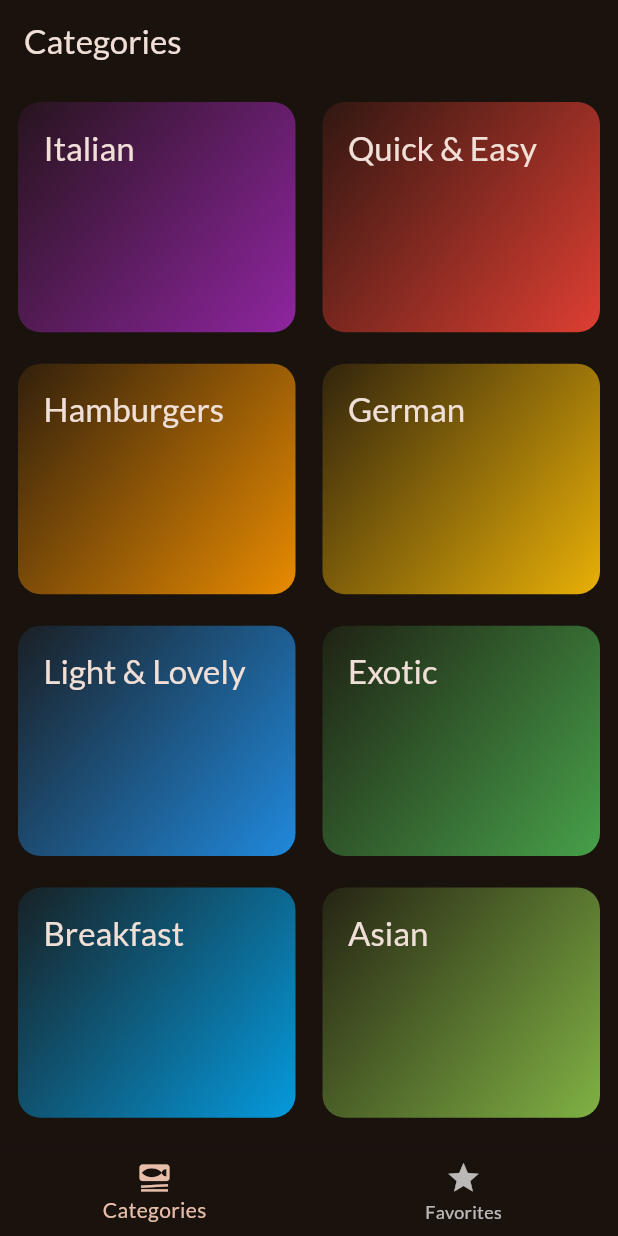
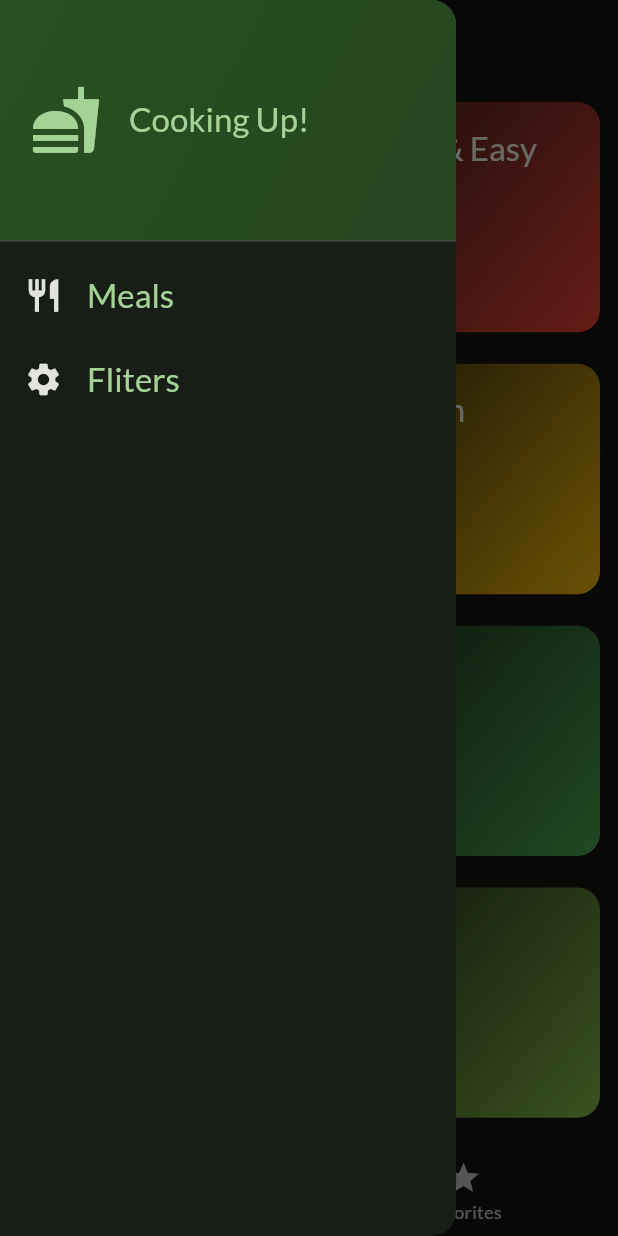
Before and after one commit to yadavXraju/Meals, a Flutter app: the screen it shows after launch, with the side drawer open (before the commit the screen has no drawer), on a phone screen of 412 x 824 dp. Run offline on Flutter 3.47's test engine with Material 3 defaults, Android fonts, the phone set to English and light mode, and no system bars; our stand-ins replace flutter_riverpod, google_fonts, transparent_image.

Commit message:
comiit sixth

```diff
--- a/meals/lib/main.dart
+++ b/meals/lib/main.dart
@@ -1,18 +1,22 @@
 import 'package:flutter/material.dart';
 import 'package:google_fonts/google_fonts.dart';
-
+import 'package:flutter_riverpod/flutter_riverpod.dart';
 import 'package:meals/screens/tabs.dart';
 
 final theme = ThemeData(
   colorScheme: ColorScheme.fromSeed(
     brightness: Brightness.dark,
-    seedColor: Color.fromARGB(255, 131, 57, 0),
+    seedColor: Color.fromARGB(255, 10, 244, 30),
   ),
   textTheme: GoogleFonts.latoTextTheme(),
 );
 
 void main() {
-  runApp(const App());
+  runApp(
+    const ProviderScope(
+      child: App(),
+    ),
+  );
 }
 
 class App extends StatelessWidget {
@@ -21,6 +25,7 @@ class App extends StatelessWidget {
   @override
   Widget build(BuildContext context) {
     return MaterialApp(
+      debugShowCheckedModeBanner: false,
       theme: theme,
       home: const TabsScreen(),
     );
--- /dev/null
+++ b/meals/lib/providers/meals_provider.dart
@@ -0,0 +1,6 @@
+import 'package:flutter_riverpod/flutter_riverpod.dart';
+import 'package:meals/data/dummy_data.dart';
+
+final mealsProvider = Provider((ref) {
+  return dummyMeals;
+});
--- a/meals/lib/screens/categories.dart
+++ b/meals/lib/screens/categories.dart
@@ -1,21 +1,31 @@
 import 'package:flutter/material.dart';
 import 'package:meals/data/dummy_data.dart';
+import 'package:meals/models/meal.dart';
 import 'package:meals/screens/meals.dart';
 import 'package:meals/widgets/category_grid_item.dart';
 import 'package:meals/models/category.dart';
 
 class CategoriesScreen extends StatelessWidget {
-  const CategoriesScreen({super.key});
+  const CategoriesScreen(
+      {super.key,
+      required this.onToggleFavorite,
+      required this.availableMeals});
+
+  final void Function(Meal meal) onToggleFavorite;
+  final List<Meal> availableMeals;
 
   void _selectCategory(context, Category category) {
-    final filteredMeals = dummyMeals
+    final filteredMeals = availableMeals
         .where((meal) => meal.categories.contains(category.id))
         .toList();
 
     Navigator.of(context).push(
       MaterialPageRoute(
-        builder: (ctx) =>
-            MealsScreen(title: category.title, meals: filteredMeals),
+        builder: (ctx) => MealsScreen(
+          title: category.title,
+          meals: filteredMeals,
+          onToggleFavorite: onToggleFavorite,
+        ),
       ),
     );
   }
--- a/meals/lib/screens/tabs.dart
+++ b/meals/lib/screens/tabs.dart
@@ -1,19 +1,58 @@
 import 'package:flutter/material.dart';
+import 'package:flutter_riverpod/flutter_riverpod.dart';
 import 'package:meals/models/meal.dart';
+import 'package:meals/providers/meals_provider.dart';
+import 'package:meals/screens/filters.dart';
 
 import 'package:meals/screens/meals.dart';
 import 'package:meals/screens/categories.dart';
+import 'package:meals/widgets/main_drawer.dart';
+import 'package:flutter_riverpod/flutter_riverpod.dart';
+import 'package:meals/providers/favorites_providers.dart';
 
-class TabsScreen extends StatefulWidget {
+const kInitailFilters = {
+  Filter.glutenFree: false,
+  Filter.lactoseFree: false,
+  Filter.vegetarian: false,
+  Filter.vegan: false
+};
+
+class TabsScreen extends ConsumerStatefulWidget {
   const TabsScreen({super.key});
   @override
-  State<StatefulWidget> createState() {
+  ConsumerState<TabsScreen> createState() {
     return _TabsScreenState();
   }
 }
 
-class _TabsScreenState extends State<TabsScreen> {
+class _TabsScreenState extends ConsumerState<TabsScreen> {
   final List<Meal> _favoriteMeals = [];
+
+  Map<Filter, bool> _selectedFilters = kInitailFilters;
+
+  void _showInfoMeassge(String message) {
+    ScaffoldMessenger.of(context).clearSnackBars();
+    ScaffoldMessenger.of(context).showSnackBar(
+      SnackBar(
+        content: Text(message),
+      ),
+    );
+  }
+
+  void _toggleMealFavoriteStatus(Meal meal) {
+    final isExisting = _favoriteMeals.contains(meal);
+    if (isExisting) {
+      setState(() {
+        _favoriteMeals.remove(meal);
+      });
+      _showInfoMeassge('Meal is no longer a favorite.');
+    } else {
+      setState(() {
+        _favoriteMeals.add(meal);
+        _showInfoMeassge('Marked as a favorite!');
+      });
+    }
+  }
 
   int _selectedPageIndex = 0;
 
@@ -23,13 +62,55 @@ class _TabsScreenState extends State<TabsScreen> {
     });
   }
 
+  void _setScreen(String identifier) async {
+    Navigator.of(context).pop();
+    if (identifier == 'filters') {
+      final result = await Navigator.of(context).push<Map<Filter, bool>>(
+        MaterialPageRoute(
+          builder: (ctx) => FilterScreen(
+            currentFilters: _selectedFilters,
+          ),
+        ),
+      );
+
+      setState(() {
+        _selectedFilters = result ?? kInitailFilters;
+      });
+      print(result);
+    }
+  }
+
   @override
   Widget build(BuildContext context) {
-    Widget activePage = const CategoriesScreen();
+    final meals = ref.watch(mealsProvider);
+    final availableMeals = meals.where((meal) {
+      if (_selectedFilters[Filter.glutenFree]! && !meal.isGlutenFree) {
+        return false;
+      }
+      if (_selectedFilters[Filter.lactoseFree]! && !meal.isLactoseFree) {
+        return false;
+      }
+      if (_selectedFilters[Filter.vegan]! && !meal.isVegan) {
+        return false;
+      }
+      if (_selectedFilters[Filter.vegetarian]! && !meal.isVegetarian) {
+        return false;
+      }
+      return true;
+    }).toList();
+
+    Widget activePage = CategoriesScreen(
+      onToggleFavorite: _toggleMealFavoriteStatus,
+      availableMeals: availableMeals,
+    );
     var activePageTitle = 'Categories';
 
     if (_selectedPageIndex == 1) {
-      activePage = MealsScreen(meals: []);
+      final favoriteMeals = ref.watch(favoriteMealsProvider);
+      activePage = MealsScreen(
+        meals: favoriteMeals,
+        onToggleFavorite: _toggleMealFavoriteStatus,
+      );
 
       activePageTitle = 'Your Favorites';
     }
@@ -37,6 +118,9 @@ class _TabsScreenState extends State<TabsScreen> {
     return Scaffold(
       appBar: AppBar(
         title: Text(activePageTitle),
+      ),
+      drawer: MainDrawer(
+        onSelectedScreen: _setScreen,
       ),
       body: activePage,
       bottomNavigationBar: BottomNavigationBar(
--- /dev/null
+++ b/meals/lib/widgets/main_drawer.dart
@@ -0,0 +1,76 @@
+import 'package:flutter/material.dart';
+
+class MainDrawer extends StatelessWidget {
+  const MainDrawer({super.key, required this.onSelectedScreen});
+
+  final void Function(String identifiers) onSelectedScreen;
+
+  @override
+  Widget build(BuildContext context) {
+    return Drawer(
+      child: Column(
+        children: [
+          DrawerHeader(
+            padding: const EdgeInsets.all(20),
+            decoration: BoxDecoration(
+              gradient: LinearGradient(colors: [
+                Theme.of(context).colorScheme.primaryContainer,
+                Theme.of(context).colorScheme.primaryContainer.withOpacity(0.8),
+              ], begin: Alignment.topLeft, end: Alignment.bottomRight),
+            ),
+            child: Row(
+              children: [
+                Icon(
+                  Icons.fastfood,
+                  size: 48,
+                  color: Theme.of(context).colorScheme.primary,
+                ),
+                const SizedBox(
+                  width: 18,
+                ),
+                Text(
+                  'Cooking Up!',
+                  style: Theme.of(context).textTheme.titleLarge!.copyWith(
+                        color: Theme.of(context).colorScheme.primary,
+                      ),
+                ),
+              ],
+            ),
+          ),
+          ListTile(
+            leading: Icon(
+              Icons.restaurant,
+              size: 26,
+              color: Theme.of(context).colorScheme.onBackground,
+            ),
+            title: Text(
+              'Meals',
+              style: Theme.of(context).textTheme.titleLarge!.copyWith(
+                    color: Theme.of(context).colorScheme.primary,
+                  ),
+            ),
+            onTap: () {
+              onSelectedScreen('meals');
+            },
+          ),
+          ListTile(
+            leading: Icon(
+              Icons.settings,
+              size: 26,
+              color: Theme.of(context).colorScheme.onBackground,
+            ),
+            title: Text(
+              'Fliters',
+              style: Theme.of(context).textTheme.titleLarge!.copyWith(
+                    color: Theme.of(context).colorScheme.primary,
+                  ),
+            ),
+            onTap: () {
+              onSelectedScreen('filters');
+            },
+          ),
+        ],
+      ),
+    );
+  }
+}
--- a/meals/pubspec.yaml
+++ b/meals/pubspec.yaml
@@ -37,6 +37,7 @@ dependencies:
   cupertino_icons: ^1.0.2
   google_fonts: ^6.1.0
   transparent_image: ^2.0.1
+  flutter_riverpod: ^2.4.9
 
 
 dev_dependencies:
```
Also changed, not shown: meals/lib/providers/favorites_providers.dart (added, +21 -0 lines), meals/lib/screens/filters.dart (added, +150 -0 lines), meals/lib/screens/meal_details_screen.dart (+11 -2 lines), meals/lib/screens/meals.dart (+6 -1 lines), meals/pubspec.lock.
